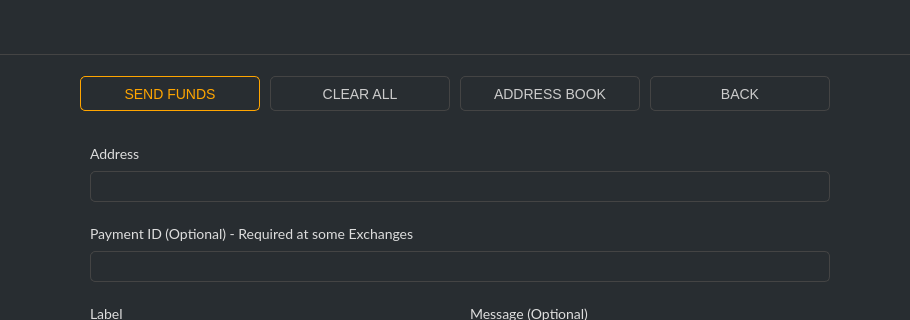
First picture: the form in src/gui/ui/sendframe.ui, repository ConcealNetwork/conceal-desktop, before the edit; both pictures show x 175 to 1085 and y 0 to 320 of the 1260 by 700 pixel window.
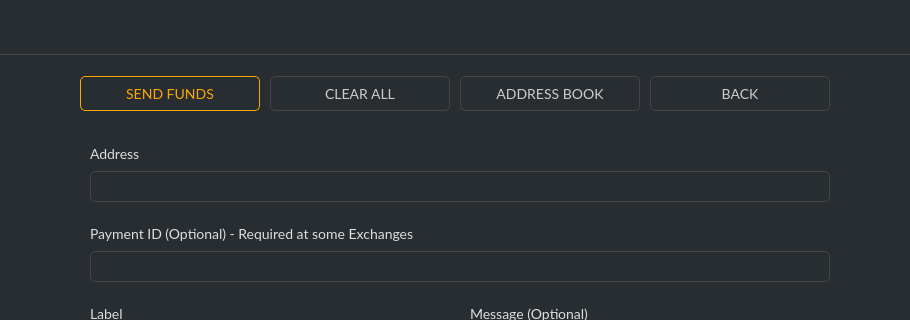
Second picture: the form after the edit.

Patch:
```diff
--- a/src/gui/ui/sendframe.ui
+++ b/src/gui/ui/sendframe.ui
@@ -150,11 +150,12 @@
         </property>
         <property name="font">
          <font>
+          <family>Lato</family>
           <pointsize>-1</pointsize>
          </font>
         </property>
         <property name="styleSheet">
-         <string notr="true">QPushButton#m_sendButton {color: orange; ; border: 1px solid orange; font-size: 14px; border-radius: 5px;}
+         <string notr="true">QPushButton#m_sendButton {color: orange; ; border: 1px solid orange; font-size: 14px; border-radius: 5px; font-family: 'Lato';}
 
 QPushButton#m_sendButton:hover {color: orange; ; border: 1px solid orange; font-size: 14px; border-radius: 5px;}</string>
         </property>
@@ -185,13 +186,14 @@
         </property>
         <property name="font">
          <font>
+          <family>Lato</family>
           <pointsize>-1</pointsize>
          </font>
         </property>
         <property name="styleSheet">
-         <string notr="true">QPushButton#m_backButton {color: #ccc; border: 1px solid #444; font-size: 14px;  border-radius: 5px;}
+         <string notr="true">QPushButton#m_backButton {color: #ccc; border: 1px solid #444; font-size: 14px; border-radius: 5px; font-family: 'Lato';}
 
-</string>
+QPushButton#m_backButton:hover {color: #fff; border: 1px solid #444; font-size: 14px; border-radius: 5px; font-family: 'Lato';}</string>
         </property>
         <property name="text">
          <string>BACK</string>
@@ -220,11 +222,12 @@
         </property>
         <property name="font">
          <font>
+          <family>Lato</family>
           <pointsize>-1</pointsize>
          </font>
         </property>
         <property name="styleSheet">
-         <string notr="true">QPushButton#m_addressBookButton {color: #ccc; border: 1px solid #444; font-size: 14px;  border-radius: 5px;}
+         <string notr="true">QPushButton#m_addressBookButton {color: #ccc; border: 1px solid #444; font-size: 14px;  border-radius: 5px;font-family: 'Lato';}
 
 QPushButton#m_addressBookButton:hover {color: #ddd; border: 1px solid #555; font-size: 14px; border-radius: 5px;}</string>
         </property>
@@ -255,11 +258,12 @@
         </property>
         <property name="font">
          <font>
+          <family>Lato</family>
           <pointsize>-1</pointsize>
          </font>
         </property>
         <property name="styleSheet">
-         <string notr="true">QPushButton#m_clearAllButton {color: #ccc; border: 1px solid #444; font-size: 14px; border-radius: 5px;}
+         <string notr="true">QPushButton#m_clearAllButton {color: #ccc; border: 1px solid #444; font-size: 14px; border-radius: 5px;font-family: 'Lato';}
 
 QPushButton#m_clearAllButton:hover {color: #ddd; border: 1px solid #555; font-size: 14px;border-radius: 5px;}</string>
         </property>
```
Left out of the diff: 6 changed lines with no effect on the pictures.
